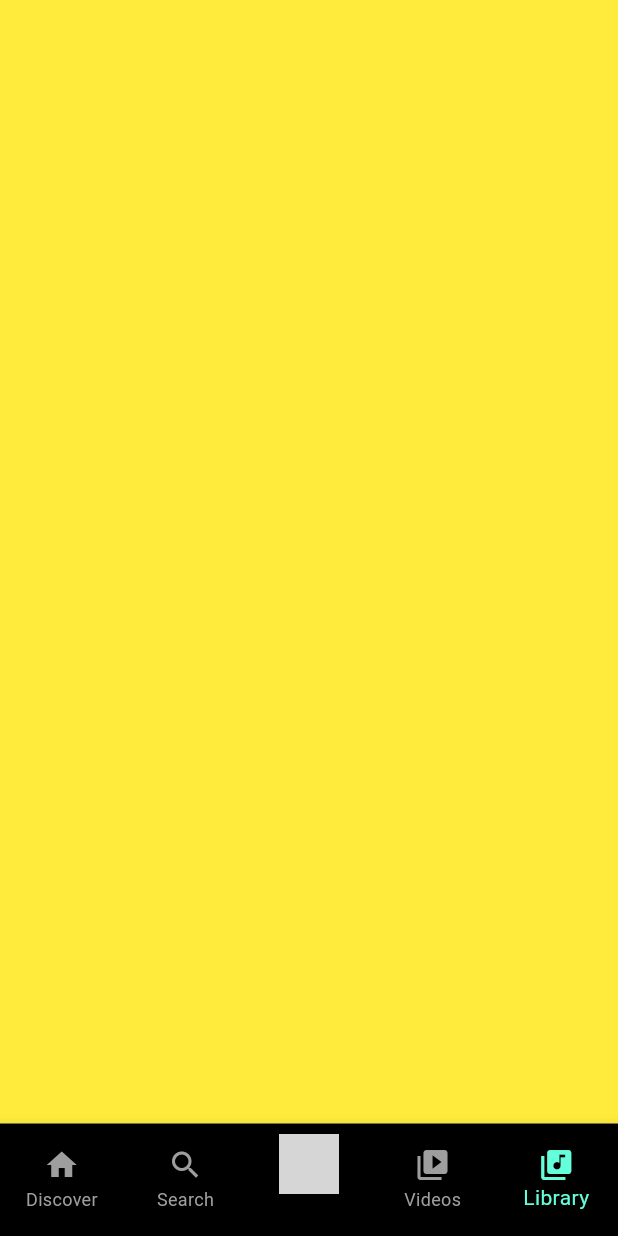
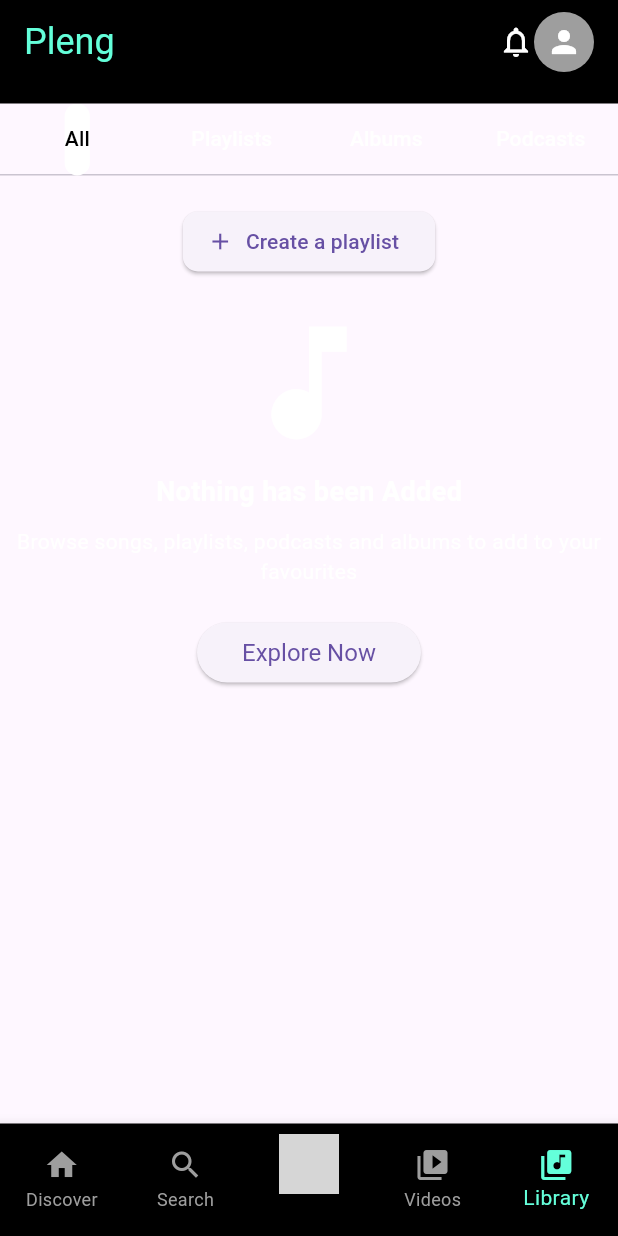
Before and after one commit to jammiedev779/pleng, a Flutter app: the screen it shows after launch, item 5 of the bottom bar chosen, on a phone screen of 412 x 824 dp. Run offline on Flutter 3.47's test engine with Material 3 defaults, Android fonts, the phone set to English and light mode, and no system bars; network calls fail; grey boxes are pictures that could not be loaded.

Commit message:
sthing for plorck leang

```diff
--- a/lib/group/library/library.dart
+++ b/lib/group/library/library.dart
@@ -1,22 +1,134 @@
 import 'package:flutter/material.dart';
+import 'package:pleng/group/headbar/head_bar.dart';
 
-class Library extends StatelessWidget {
-  // const HomeScreen({super.key});
+class Library extends StatefulWidget {
+  @override
+  _LibraryState createState() => _LibraryState();
+}
 
-  final _scaffoldKey = GlobalKey<ScaffoldState>();
+class _LibraryState extends State<Library> with SingleTickerProviderStateMixin {
+  int _selectedIndex = 0;
+  late TabController _tabController;
+
+  @override
+  void initState() {
+    super.initState();
+    _tabController = TabController(length: 4, vsync: this);
+  }
+
+  @override
+  void dispose() {
+    _tabController.dispose();
+    super.dispose();
+  }
+
+  void _onItemTapped(int index) {
+    setState(() {
+      _selectedIndex = index;
+    });
+  }
 
   @override
   Widget build(BuildContext context) {
-    return Scaffold(
-      key: _scaffoldKey,
-      body: _buildBody(),
-    );
-  }
-
-  Widget _buildBody() {
-    return Container(
-      color: Colors.yellow,
-      alignment: Alignment.center,
+    return DefaultTabController(
+      length: 4,
+      child: Scaffold(
+        appBar: HeadBar(),
+        body: _selectedIndex == 1
+            ? SearchScreen()
+            : TabBarView(
+                controller: _tabController,
+                children: [
+                  MusicScreen(tabController: _tabController),
+                  Center(child: Text('Videos Screen')),
+                  Center(child: Text('My Device Screen')),
+                ],
+              ),
+      ),
     );
   }
 }
+
+class MusicScreen extends StatelessWidget {
+  final TabController tabController;
+
+  MusicScreen({required this.tabController});
+
+  @override
+  Widget build(BuildContext context) {
+    return SingleChildScrollView(
+      child: Column(
+        crossAxisAlignment: CrossAxisAlignment.start,
+        children: [
+          TabBar(
+            controller: tabController,
+            tabs: [
+              Tab(text: 'All'),
+              Tab(text: 'Playlists'),
+              Tab(text: 'Albums'),
+              Tab(text: 'Podcasts'),
+            ],
+            labelColor: Colors.black,
+            unselectedLabelColor: Colors.white,
+            indicator: BoxDecoration(
+              color: Colors.white,
+              borderRadius: BorderRadius.circular(20),
+            ),
+          ),
+          SizedBox(height: 20),
+          Center(
+            child: Column(
+              children: [
+                ElevatedButton.icon(
+                  onPressed: () {},
+                  icon: Icon(Icons.add),
+                  label: Text('Create a playlist'),
+                  style: ElevatedButton.styleFrom(
+                    shape: RoundedRectangleBorder(
+                      borderRadius: BorderRadius.circular(10),
+                    ),
+                  ),
+                ),
+                SizedBox(height: 20),
+                Icon(Icons.music_note, size: 100, color: Colors.white),
+                SizedBox(height: 10),
+                Text(
+                  'Nothing has been Added',
+                  style: TextStyle(
+                    fontSize: 18,
+                    color: Colors.white,
+                    fontWeight: FontWeight.bold,
+                  ),
+                ),
+                SizedBox(height: 10),
+                Text(
+                  'Browse songs, playlists, podcasts and albums to add to your favourites',
+                  textAlign: TextAlign.center,
+                  style: TextStyle(color: Colors.white),
+                ),
+                SizedBox(height: 20),
+                ElevatedButton(
+                  onPressed: () {},
+                  child: Text('Explore Now'),
+                  style: ElevatedButton.styleFrom(
+                    padding: EdgeInsets.symmetric(horizontal: 30, vertical: 10),
+                    textStyle: TextStyle(fontSize: 16),
+                  ),
+                ),
+              ],
+            ),
+          ),
+        ],
+      ),
+    );
+  }
+}
+
+class SearchScreen extends StatelessWidget {
+  @override
+  Widget build(BuildContext context) {
+    return Center(
+      child: Text('Search Screen'),
+    );
+  }
+}
--- a/lib/group/search/search.dart
+++ b/lib/group/search/search.dart
@@ -11,7 +11,18 @@ class _SearchState extends State<Search> {
     "https://encrypted-tbn0.gstatic.com/images?q=tbn:ANd9GcSwme89cM8YZvHcybGrZl_Obd9U9p5QabozJQ&s",
     "https://play-lh.googleusercontent.com/jInS55DYPnTZq8GpylyLmK2L2cDmUoahVacfN_Js_TsOkBEoizKmAl5-p8iFeLiNjtE=w526-h296-rw",
     "https://marketplace.canva.com/EAFHfL_zPBk/1/0/1600w/canva-yellow-inspiration-modern-instagram-profile-picture-kpZhUIzCx_w.jpg",
+    "https://images.unsplash.com/photo-1506748686214-e9df14d4d9d0?crop=entropy&cs=tinysrgb&fit=max&fm=jpg&ixid=MnwzNjUyOXwwfDF8c2VhcmNofDF8fHBob3RvfGVufDB8fHx8MTY0MzM4OTUxOQ&ixlib=rb-1.2.1&q=80&w=400",
+    "https://images.unsplash.com/photo-1516117172878-fd2c41f4a759?crop=entropy&cs=tinysrgb&fit=max&fm=jpg&ixid=MnwzNjUyOXwwfDF8c2VhcmNofDJ8fHBob3RvfGVufDB8fHx8MTY0MzM4OTUxOQ&ixlib=rb-1.2.1&q=80&w=400",
+    "https://images.unsplash.com/photo-1541698444083-023c97d3f4b6?crop=entropy&cs=tinysrgb&fit=max&fm=jpg&ixid=MnwzNjUyOXwwfDF8c2VhcmNofDJ8fHBob3RvfGVufDB8fHx8MTY0MzM4OTUxOQ&ixlib=rb-1.2.1&q=80&w=400",
+    "https://images.unsplash.com/photo-1522202176988-66273c2fd55f?crop=entropy&cs=tinysrgb&fit=max&fm=jpg&ixid=MnwzNjUyOXwwfDF8c2VhcmNofDN8fHBob3RvfGVufDB8fHx8MTY0MzM4OTUxOQ&ixlib=rb-1.2.1&q=80&w=400",
+    "https://images.unsplash.com/photo-1523240795612-9a054b0db644?crop=entropy&cs=tinysrgb&fit=max&fm=jpg&ixid=MnwzNjUyOXwwfDF8c2VhcmNofDd8fHBob3RvfGVufDB8fHx8MTY0MzM4OTUxOQ&ixlib=rb-1.2.1&q=80&w=400",
+    "https://images.unsplash.com/photo-1530122037265-a5f1f91d3b99?crop=entropy&cs=tinysrgb&fit=max&fm=jpg&ixid=MnwzNjUyOXwwfDF8c2VhcmNofDl8fHBob3RvfGVufDB8fHx8MTY0MzM4OTUxOQ&ixlib=rb-1.2.1&q=80&w=400",
+    "https://images.unsplash.com/photo-1519985176271-adb1088fa94c?crop=entropy&cs=tinysrgb&fit=max&fm=jpg&ixid=MnwzNjUyOXwwfDF8c2VhcmNofDEwfHBob3RvfGVufDB8fHx8MTY0MzM4OTUxOQ&ixlib=rb-1.2.1&q=80&w=400",
+    "https://images.unsplash.com/photo-1498050108023-c5249f4df085?crop=entropy&cs=tinysrgb&fit=max&fm=jpg&ixid=MnwzNjUyOXwwfDF8c2VhcmNofDEyfHBob3RvfGVufDB8fHx8MTY0MzM4OTUxOQ&ixlib=rb-1.2.1&q=80&w=400",
+    "https://images.unsplash.com/photo-1522202176988-66273c2fd55f?crop=entropy&cs=tinysrgb&fit=max&fm=jpg&ixid=MnwzNjUyOXwwfDF8c2VhcmNofDIzfHBob3RvfGVufDB8fHx8MTY0MzM4OTUxOQ&ixlib=rb-1.2.1&q=80&w=400",
+    "https://images.unsplash.com/photo-1523240795612-9a054b0db644?crop=entropy&cs=tinysrgb&fit=max&fm=jpg&ixid=MnwzNjUyOXwwfDF8c2VhcmNofDI1fHBob3RvfGVufDB8fHx8MTY0MzM4OTUxOQ&ixlib=rb-1.2.1&q=80&w=400",
   ];
+
   int _selectedIndex = 0;
 
   void _onItemTapped(int index) {
@@ -40,7 +51,7 @@ class _SearchState extends State<Search> {
                   decoration: InputDecoration(
                     hintText: 'Music, Podcast, Artist and more',
                     hintStyle: TextStyle(
-                        color: Colors.white), // Set hint text color to white
+                        color: Colors.white),
                     prefixIcon: Icon(Icons.search, color: Colors.white),
                     border: OutlineInputBorder(
                       borderRadius: BorderRadius.circular(30),
@@ -50,7 +61,7 @@ class _SearchState extends State<Search> {
                     fillColor: Colors.grey[800],
                   ),
                   style: TextStyle(
-                      color: Colors.white), // Set input text color to white
+                      color: Colors.white),
                 ),
               ),
               Padding(
@@ -73,7 +84,7 @@ class _SearchState extends State<Search> {
                   crossAxisSpacing: 8,
                   childAspectRatio: 1,
                 ),
-                itemCount: images.length, // Adjust based on the number of items
+                itemCount: images.length,
                 itemBuilder: (context, index) {
                   return _buildRecommendedItem(index);
                 },
```
